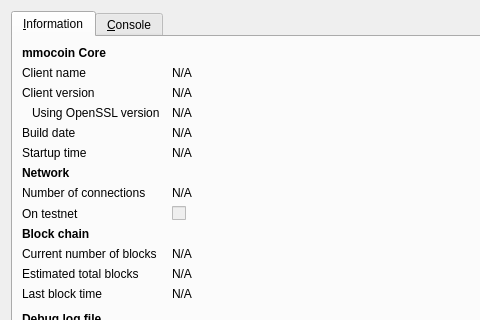
This is src/qt/forms/rpcconsole.ui in MMO-Coin/mmocoin-legacy as Qt 5 draws it before an edit; both pictures show x 0 to 480 and y 0 to 320 of the 740 by 450 pixel window. The edited form follows.
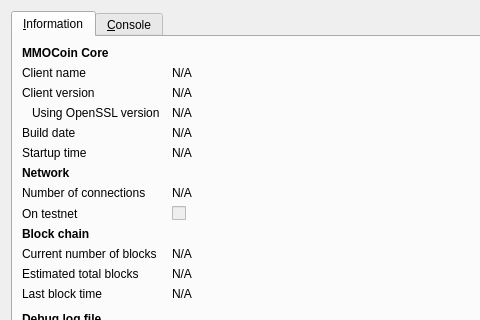
This is the edited form. Icons and pictures are not drawn.

```diff
--- a/src/qt/forms/rpcconsole.ui
+++ b/src/qt/forms/rpcconsole.ui
@@ -39,7 +39,7 @@
           </font>
          </property>
          <property name="text">
-          <string>mmocoin Core</string>
+          <string>MMOCoin Core</string>
          </property>
         </widget>
        </item>
```
Left out of the diff: 6 changed lines with no effect on the pictures.
